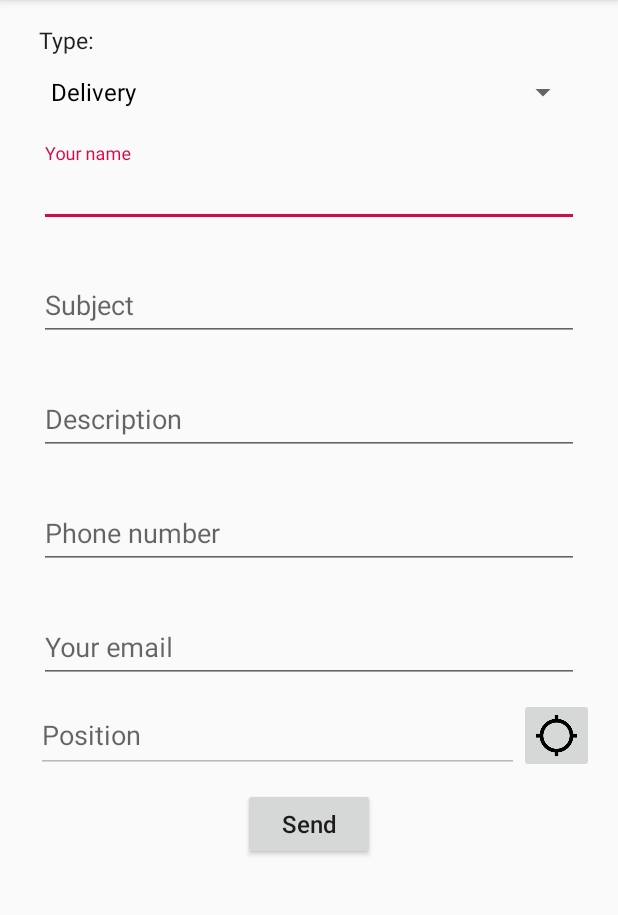
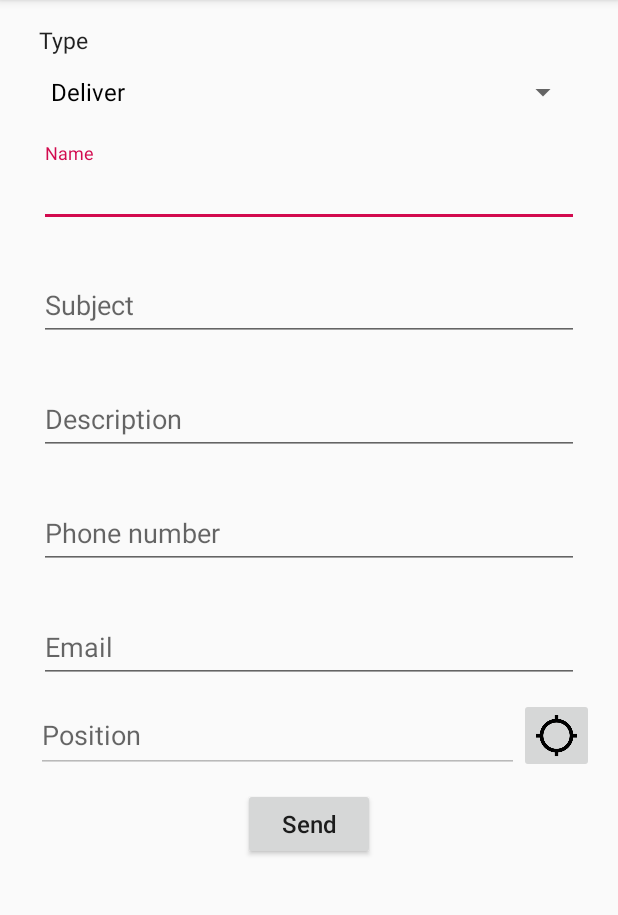
Before and after one commit to thenracker/cityuhelper, an Android app: the screen it shows after launch (NewItemActivity), after a tap on "Add Item", on a phone screen of 412 x 824 dp, the part 84-999 px from its top. Run offline under Robolectric (Android 15) with nearby library versions, the phone set to English and light mode, and no system bars.

Commit message:
Resources language

```diff
--- a/app/src/main/java/cz/uhk/cityuhelper/model/Item.java
+++ b/app/src/main/java/cz/uhk/cityuhelper/model/Item.java
@@ -27,7 +27,7 @@ public class Item implements IItem, Serializable {
 
     public enum Type{
 
-        DELIVER("Delivery"),
+        DELIVER("Deliver"),
         PRINT("Print"),
         FOOD("Food"),
         NEED("Need"),
--- a/app/src/main/res/layout/activity_new_item.xml
+++ b/app/src/main/res/layout/activity_new_item.xml
@@ -29,7 +29,7 @@
             android:layout_width="wrap_content"
             android:layout_height="wrap_content"
             android:textAppearance="?android:attr/textAppearanceLarge"
-            android:text="Type:"
+            android:text="@string/type"
             android:id="@+id/TypeTextView"
             android:textSize="15dp"
             android:layout_marginLeft="10dp" />
@@ -38,7 +38,6 @@
             android:layout_width="match_parent"
             android:layout_height="wrap_content"
             android:id="@+id/spinner"
-            android:entries="@array/type"
             android:layout_marginLeft="10dp"
             android:layout_marginRight="10dp" />
 
@@ -53,7 +52,7 @@
                     android:layout_height="wrap_content"
                     android:inputType="textPersonName"
                     android:id="@+id/editNameSurname"
-                    android:hint="Your name"/>
+                    android:hint="@string/userName"/>
 
             </android.support.design.widget.TextInputLayout>
 
@@ -68,7 +67,7 @@
                     android:layout_width="match_parent"
                     android:layout_height="wrap_content"
                     android:id="@+id/editSubject"
-                    android:hint="Subject"/>
+                    android:hint="@string/subject"/>
 
             </android.support.design.widget.TextInputLayout>
 
@@ -82,7 +81,7 @@
                     android:layout_height="wrap_content"
                     android:inputType="textMultiLine"
                     android:id="@+id/editDescription"
-                    android:hint="Description"
+                    android:hint="@string/description"
                     android:phoneNumber="false" />
 
             </android.support.design.widget.TextInputLayout>
@@ -96,7 +95,7 @@
                     android:layout_width="match_parent"
                     android:layout_height="wrap_content"
                     android:inputType="phone"
-                    android:hint="Phone number"
+                    android:hint="@string/phoneNumber"
                     android:id="@+id/editPhone" />
 
             </android.support.design.widget.TextInputLayout>
@@ -110,7 +109,7 @@
                     android:layout_width="match_parent"
                     android:layout_height="wrap_content"
                     android:inputType="textEmailAddress"
-                    android:hint="Your email"
+                    android:hint="@string/email"
                     android:id="@+id/editEmail" />
 
             </android.support.design.widget.TextInputLayout>
@@ -128,7 +127,7 @@
                     android:layout_weight="1"
                     android:clickable="false"
                     android:enabled="false"
-                    android:hint="File"
+                    android:hint="@string/file"
                     android:id="@+id/editFilePath"
                     android:layout_marginLeft="8dp" />
 
@@ -152,7 +151,7 @@
                     android:layout_width="wrap_content"
                     android:layout_height="match_parent"
                     android:textAppearance="?android:attr/textAppearanceLarge"
-                    android:text="Color:  "
+                    android:text="@string/color"
                     android:paddingTop="8dp"
                     android:layout_gravity="bottom"
                     android:id="@+id/ColorTextView"
@@ -166,9 +165,9 @@
                     android:text="New ToggleButton"
                     android:layout_marginLeft="16dp"
                     android:id="@+id/btnColorBlackToggle"
-                    android:textOn="Colorful"
+                    android:textOn="@string/colorful"
                     android:textAllCaps="false"
-                    android:textOff="Black" />
+                    android:textOff="@string/blackandwhite" />
 
             </LinearLayout>
 
@@ -183,7 +182,7 @@
                     android:layout_weight="1"
                     android:layout_height="match_parent"
                     android:inputType="textMultiLine"
-                    android:hint="Position"
+                    android:hint="@string/position"
                     android:layout_marginLeft="8dp"
                     android:clickable="false"
                     android:enabled="false"
@@ -201,7 +200,7 @@
             <Button
                 android:layout_width="wrap_content"
                 android:layout_height="wrap_content"
-                android:text="Send"
+                android:text="@string/send"
                 android:textAllCaps="false"
                 android:layout_marginTop="10dp"
                 android:paddingRight="20dp"
--- a/app/src/main/res/layout/item_row.xml
+++ b/app/src/main/res/layout/item_row.xml
@@ -33,14 +33,14 @@
                 android:layout_height="wrap_content"
                 android:id="@+id/txtItemTitle"
                 android:textColor="@color/colorPrimary"
-                android:text="Sushi takeout"
+                android:text=""
                 android:textSize="20dp"/>
 
             <TextView
                 android:layout_width="wrap_content"
                 android:layout_height="wrap_content"
                 android:id="@+id/txtItemAuthor"
-                android:text="Petr Weissar"
+                android:text=""
                 android:textColor="@color/colorPrimaryDark"
                 android:textSize="15dp"/>
 
@@ -49,7 +49,7 @@
                 android:layout_height="wrap_content"
                 android:id="@+id/txtItemLocation"
                 android:textSize="10dp"
-                android:text="YauMaTei, 43R"/>
+                android:text=""/>
 
         </LinearLayout>
 
--- a/app/src/main/res/values/strings.xml
+++ b/app/src/main/res/values/strings.xml
@@ -8,10 +8,17 @@
     <string name="title_activity_detail">Detail</string>
     <string name="title_activity_newItem">New Item</string>
 
-    <string-array name="type">
-        <item>Delivery</item>
-        <item>Print</item>
-        <item>Food</item>
-    </string-array>
+    <string name="userName">Name</string>
+    <string name="subject">Subject</string>
+    <string name="description">Description</string>
+    <string name="phoneNumber">Phone number</string>
+    <string name="email">Email</string>
+    <string name="position">Position</string>
+    <string name="send">Send</string>
+    <string name="colorful">Colorful</string>
+    <string name="blackandwhite">Black and white</string>
+    <string name="color">Color</string>
+    <string name="file">File</string>
+    <string name="type">Type</string>
 
 </resources>
```
Also changed, not shown: app/src/main/res/layout/activity_detail.xml (+12 -11 lines), 6 other files.
